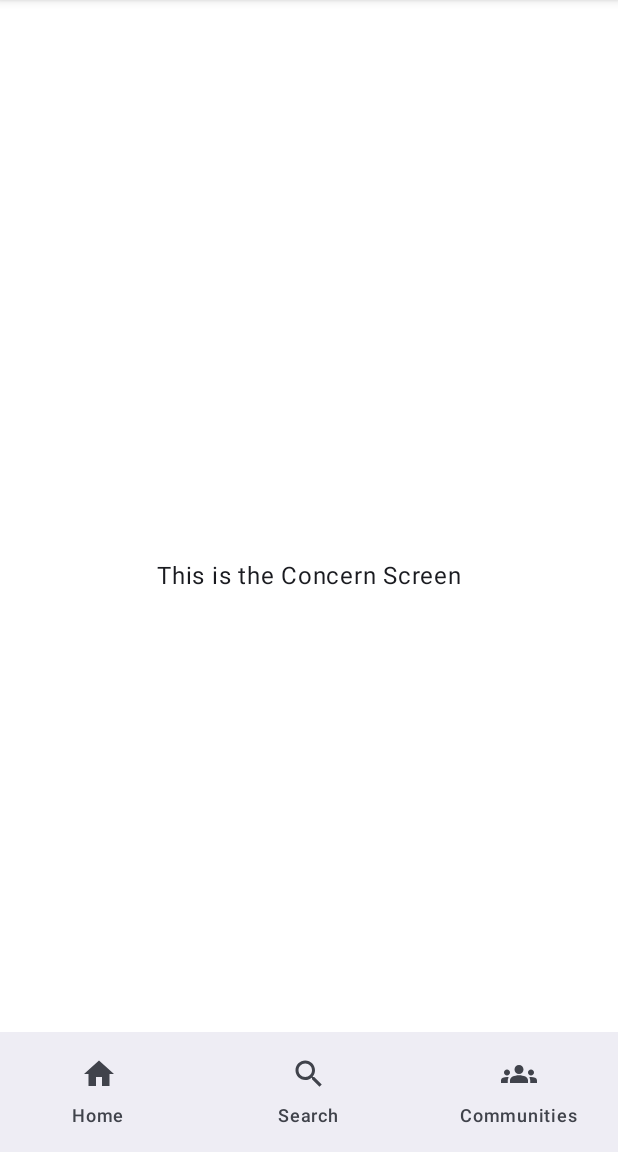
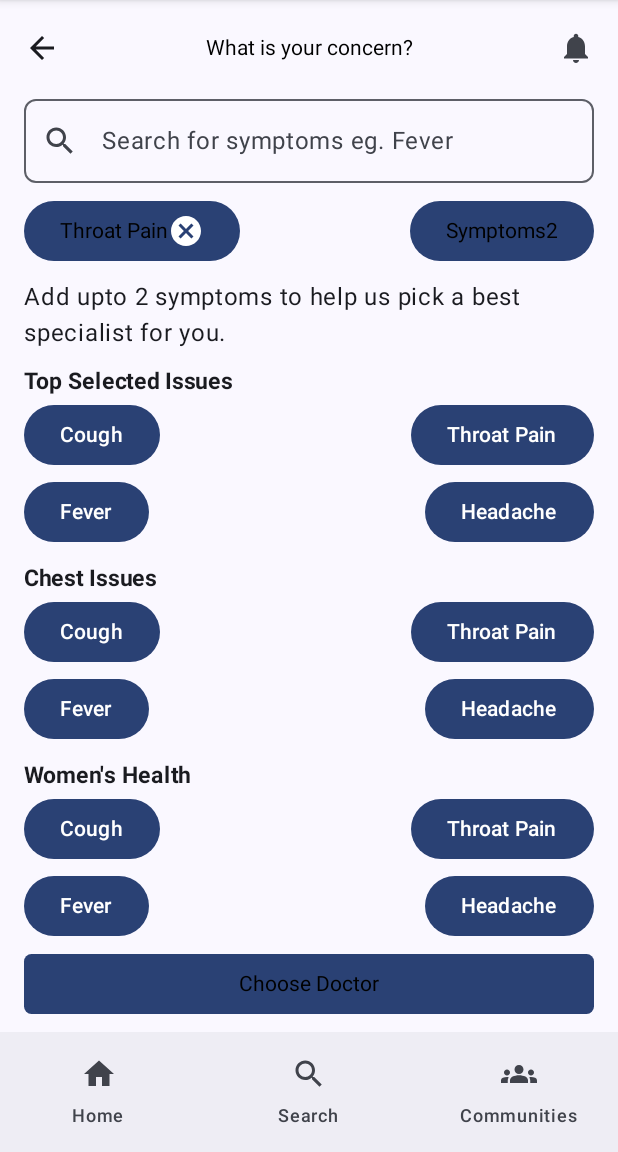
Before and after one commit to NancyN00/SaveTogether, an Android app built with Jetpack Compose: the AppBottomNavigation screen opened through its navigation route, after a tap on "Quick Consult", on a phone screen of 412 x 824 dp, the part 84-1236 px from its top. Run offline under Robolectric (Android 15) with nearby library versions, the phone set to English and light mode, and no system bars.

Commit message:
"navigate to choose doctor screen"

```diff
--- a/app/src/main/java/com/example/savetogether/components/authcomponents/ButtonContent.kt
+++ b/app/src/main/java/com/example/savetogether/components/authcomponents/ButtonContent.kt
@@ -20,7 +20,8 @@ fun ButtonContent(
         onClick =  onClick,
         modifier = modifier.fillMaxWidth()
             .height(40.dp),
-        shape = RoundedCornerShape(5.dp)
+        shape = RoundedCornerShape(5.dp),
+
           //  .background(MaterialTheme.colorScheme.onPrimaryContainer),
 
     ) {
--- a/app/src/main/java/com/example/savetogether/components/authcomponents/InputContent.kt
+++ b/app/src/main/java/com/example/savetogether/components/authcomponents/InputContent.kt
@@ -20,7 +20,7 @@ fun InputContent(
     leadingIcon : @Composable (() -> Unit) ? = null,
     onValueChange : (String) -> Unit
 ){
-    val borderColor = MaterialTheme.colorScheme.onPrimaryContainer.copy(.5f)
+ //   val borderColor = MaterialTheme.colorScheme.onPrimaryContainer.copy(.5f)
 
 
     OutlinedTextField(
@@ -33,10 +33,10 @@ fun InputContent(
         leadingIcon = leadingIcon,
         shape = RoundedCornerShape(8.dp),
         modifier = modifier.fillMaxWidth(),
-        colors = TextFieldDefaults.textFieldColors(
-            containerColor = borderColor,
-            unfocusedIndicatorColor = borderColor
-        )
+//        colors = TextFieldDefaults.textFieldColors(
+//            containerColor = borderColor,
+//            unfocusedIndicatorColor = borderColor
+//        )
 
         )
 
--- a/app/src/main/java/com/example/savetogether/components/yourconcerncomponents/ConcernScreen.kt
+++ /dev/null
@@ -1,27 +0,0 @@
-package com.example.savetogether.components.yourconcerncomponents
-
-import androidx.compose.foundation.layout.Column
-import androidx.compose.foundation.layout.fillMaxSize
-import androidx.compose.material3.Scaffold
-import androidx.compose.material3.TopAppBar
-import androidx.compose.runtime.Composable
-import androidx.compose.ui.Modifier
-
-@Composable
-fun ConcernScreen(){
-
-    Scaffold(
-        topBar = {
-            TopAppBar(title = { /*TODO*/ })
-        }
-    ) {
-
-    }
-    Column(
-        modifier = Modifier.fillMaxSize()
-        //remember to add the vertical scroll state.
-    ){
-
-
-    }
-}
--- /dev/null
+++ b/app/src/main/java/com/example/savetogether/components/yourconcerncomponents/ConcernScreenDetails.kt
@@ -0,0 +1,107 @@
+package com.example.savetogether.components.yourconcerncomponents
+
+import androidx.compose.foundation.layout.Spacer
+import androidx.compose.foundation.layout.height
+import androidx.compose.material.icons.Icons
+import androidx.compose.material.icons.filled.Search
+import androidx.compose.material3.Icon
+import androidx.compose.material3.OutlinedTextField
+import androidx.compose.material3.Text
+import androidx.compose.runtime.Composable
+import androidx.compose.runtime.getValue
+import androidx.compose.runtime.mutableStateOf
+import androidx.compose.runtime.remember
+import androidx.compose.runtime.setValue
+import androidx.compose.ui.Modifier
+import androidx.compose.ui.res.stringResource
+import androidx.compose.ui.tooling.preview.Preview
+import androidx.compose.ui.unit.dp
+import androidx.navigation.NavController
+import androidx.navigation.NavHostController
+import com.example.savetogether.R
+import com.example.savetogether.components.authcomponents.ButtonContent
+import com.example.savetogether.navigation.Screens
+
+@Composable
+fun ConcernScreenDetails(navController: NavHostController) {
+
+    var search by remember {
+        mutableStateOf("")
+    }
+
+    SearchContext(
+        value = search,
+        placeholder = "Search for symptoms eg. Fever",
+        onValueChange = { search = it },
+        leadingIcon = {
+            Icon(
+                imageVector = Icons.Default.Search,
+                contentDescription = "Search icon"
+            )
+        }
+    )
+
+    Spacer(modifier = Modifier.height(8.dp))
+
+
+    SymptomsButtons(
+        text1 = stringResource(R.string.throat_pain),
+        text2 = stringResource(R.string.symptoms2)
+    ) {}
+
+
+    Spacer(modifier = Modifier.height(8.dp))
+
+    Text(text = stringResource(R.string.add_upto_2_symptoms_to_help_us_n_pick_a_best_specialist_for_you))
+
+    Spacer(modifier = Modifier.height(8.dp))
+
+    IssuesButtons(
+        modifier = Modifier,
+        issueText = "Top Selected Issues",
+        text1 = "Cough",
+        text2 = "Throat Pain",
+        text3 = "Fever",
+        text4 = "Headache"
+    ) {}
+
+    Spacer(modifier = Modifier.height(8.dp))
+
+    IssuesButtons(
+        modifier = Modifier,
+        issueText = "Chest Issues",
+        text1 = "Cough",
+        text2 = "Throat Pain",
+        text3 = "Fever",
+        text4 = "Headache"
+    ) {}
+
+    Spacer(modifier = Modifier.height(8.dp))
+
+
+    IssuesButtons(
+        modifier = Modifier,
+        issueText = "Women's Health",
+        text1 = "Cough",
+        text2 = "Throat Pain",
+        text3 = "Fever",
+        text4 = "Headache"
+    ) {}
+
+    Spacer(modifier = Modifier.height(8.dp))
+
+    ButtonContent(onClick = {
+                            navController.navigate(Screens.ChooseDoctorScreen.name)
+
+
+    },
+        btnText = stringResource(R.string.choose_doctor))
+
+
+}
+
+@Preview
+@Composable
+fun ConcernScreenPreview() {
+
+}
--- a/app/src/main/java/com/example/savetogether/components/yourconcerncomponents/IssuesButtons.kt
+++ b/app/src/main/java/com/example/savetogether/components/yourconcerncomponents/IssuesButtons.kt
@@ -1 +1,68 @@
 package com.example.savetogether.components.yourconcerncomponents
+
+import androidx.compose.foundation.layout.Arrangement
+import androidx.compose.foundation.layout.Column
+import androidx.compose.foundation.layout.Row
+import androidx.compose.foundation.layout.Spacer
+import androidx.compose.foundation.layout.fillMaxWidth
+import androidx.compose.foundation.layout.height
+import androidx.compose.material3.Button
+import androidx.compose.material3.Text
+import androidx.compose.runtime.Composable
+import androidx.compose.ui.Modifier
+import androidx.compose.ui.text.font.FontWeight
+import androidx.compose.ui.unit.dp
+import androidx.compose.ui.unit.sp
+
+@Composable
+fun IssuesButtons(
+    modifier: Modifier,
+    issueText: String,
+    text1: String,
+    text2: String,
+    text3: String,
+    text4: String,
+    onClick : () -> Unit
+){
+    Column(modifier = Modifier.fillMaxWidth()) {
+
+        Text(text = issueText,
+            modifier = Modifier.fillMaxWidth(),
+            fontWeight = FontWeight.Bold,
+            fontSize = 15.sp
+        )
+
+        Row (modifier = Modifier.fillMaxWidth(),
+            horizontalArrangement = Arrangement.SpaceBetween,
+
+            ){
+            Button(onClick = onClick) {
+
+                Text(text = text1)
+            }
+
+            Button(onClick = onClick) {
+
+                Text(text = text2)
+            }
+
+        }
+
+        Spacer(modifier = Modifier.height(3.dp))
+
+        Row(modifier = Modifier.fillMaxWidth(),
+            horizontalArrangement = Arrangement.SpaceBetween){
+
+            Button(onClick = onClick) {
+
+                Text(text = text3)
+            }
+
+            Button(onClick = onClick) {
+
+                Text(text = text4)
+            }
+        }
+
+    }
+}
--- /dev/null
+++ b/app/src/main/java/com/example/savetogether/components/yourconcerncomponents/SearchContext.kt
@@ -0,0 +1,32 @@
+package com.example.savetogether.components.yourconcerncomponents
+
+import androidx.compose.foundation.layout.fillMaxWidth
+import androidx.compose.foundation.shape.RoundedCornerShape
+import androidx.compose.material3.ExperimentalMaterial3Api
+import androidx.compose.material3.OutlinedTextField
+import androidx.compose.material3.Text
+import androidx.compose.runtime.Composable
+import androidx.compose.ui.Modifier
+import androidx.compose.ui.unit.dp
+
+@OptIn(ExperimentalMaterial3Api::class)
+@Composable
+fun SearchContext(
+    modifier: Modifier = Modifier,
+    value: String,
+    placeholder: String,
+    leadingIcon: @Composable (() -> Unit)? = null,
+    onValueChange: (String) -> Unit
+
+) {
+    OutlinedTextField(value = value,
+        onValueChange = onValueChange,
+        placeholder = {
+            Text(text = placeholder)
+        },
+        leadingIcon = leadingIcon,
+        shape = RoundedCornerShape(8.dp),
+        modifier = modifier.fillMaxWidth(),
+        )
+
+}
--- /dev/null
+++ b/app/src/main/java/com/example/savetogether/components/yourconcerncomponents/SymptomButtons.kt
@@ -0,0 +1,84 @@
+package com.example.savetogether.components.yourconcerncomponents
+
+import androidx.compose.foundation.layout.Arrangement
+import androidx.compose.foundation.layout.Row
+import androidx.compose.foundation.layout.fillMaxSize
+import androidx.compose.foundation.layout.fillMaxWidth
+import androidx.compose.material.Text
+import androidx.compose.material.icons.Icons
+import androidx.compose.material.icons.filled.Cancel
+import androidx.compose.material3.Button
+import androidx.compose.material3.Icon
+import androidx.compose.runtime.Composable
+import androidx.compose.ui.Modifier
+import androidx.compose.ui.draw.drawWithContent
+import androidx.compose.ui.graphics.Color
+import androidx.compose.ui.graphics.Path
+import androidx.compose.ui.unit.Dp
+import androidx.compose.ui.unit.dp
+
+@Composable
+fun SymptomsButtons(
+    text1: String,
+    text2 : String,
+    onClick :() -> Unit
+){
+    Row(
+        modifier = Modifier.fillMaxWidth(),
+        horizontalArrangement = Arrangement.SpaceBetween
+    ){
+        Button(onClick = onClick) {
+            Text(text = text1)
+            Icon(imageVector = Icons.Default.Cancel, contentDescription = "Cancel icon" )
+        }
+        Button(onClick = onClick) {
+            Text(text = text2)
+
+        }
+
+
+    }
+}
+
+//@Composable
+//fun DottedButton(
+//    text : String,
+//    onClick: () -> Unit,
+//    modifier: Modifier = Modifier,
+//    contentPadding : PaddingValues = PaddingValues(8.dp)
+//){
+//    Button(onClick = onClick,
+//        modifier = Modifier
+//            .defaultMinSize(minWidth = 100.dp, minHeight = 50.dp)
+//            .padding(8.dp)
+//
+//
+//
+//        ) {
+//        Text(text = text)
+//
+//    }
+
+
+
+
+
+//@Composable
+//fun DottedOutlineModifier(color: Color = Color.Black, width: Dp = 2.dp) = Modifier.then(
+//    Modifier.drawWithContent {
+//        val canvas = drawContext.canvas
+//        val size = size
+//        val path = Path().apply {
+//            moveTo(0f, 0f)
+//            lineTo(size.width, 0f)
+//            lineTo(size.width, size.height)
+//            lineTo(0f, size.height)
+//            close()
+//        }
+//        drawPath(
+//            path = path,
+//            color = color,
+//         //   style = Stroke(width = width, cap = StrokeCap.Round, dashPathEffect = PathEffect.dashPathEffect(floatArrayOf(5f, 5f), 0f))
+//        )
+//    }
+//)
--- a/app/src/main/java/com/example/savetogether/navigation/AppBottomNavigation.kt
+++ b/app/src/main/java/com/example/savetogether/navigation/AppBottomNavigation.kt
@@ -76,7 +76,7 @@ fun AppBottomNavigation(){
             }
 
             composable(route = Screens.ConcernScreen.name){
-                ConcernScreen()
+                ConcernScreen(navController)
             }
 
             composable(route = Screens.ChooseDoctorScreen.name){
--- a/app/src/main/java/com/example/savetogether/screens/ConcernScreen.kt
+++ b/app/src/main/java/com/example/savetogether/screens/ConcernScreen.kt
@@ -1,20 +1,87 @@
 package com.example.savetogether.screens
 
+import android.annotation.SuppressLint
 import androidx.compose.foundation.layout.Box
+import androidx.compose.foundation.layout.Column
+import androidx.compose.foundation.layout.Spacer
 import androidx.compose.foundation.layout.fillMaxSize
+import androidx.compose.foundation.layout.fillMaxWidth
+import androidx.compose.foundation.layout.height
+import androidx.compose.foundation.layout.padding
+import androidx.compose.material.icons.Icons
+import androidx.compose.material.icons.filled.ArrowBack
+import androidx.compose.material.icons.filled.Notifications
+import androidx.compose.material3.ExperimentalMaterial3Api
+import androidx.compose.material3.Icon
+import androidx.compose.material3.IconButton
+import androidx.compose.material3.Scaffold
 import androidx.compose.material3.Text
+import androidx.compose.material3.TopAppBar
 import androidx.compose.runtime.Composable
 import androidx.compose.ui.Alignment
 import androidx.compose.ui.Modifier
+import androidx.compose.ui.res.stringResource
+import androidx.compose.ui.text.style.TextAlign
+import androidx.compose.ui.unit.dp
+import androidx.navigation.NavHostController
+import com.example.savetogether.R
+import com.example.savetogether.components.yourconcerncomponents.ConcernScreenDetails
+import com.example.savetogether.navigation.Screens
 
+@OptIn(ExperimentalMaterial3Api::class)
+@SuppressLint("UnusedMaterial3ScaffoldPaddingParameter")
 @Composable
-fun ConcernScreen(){
-    Box (modifier = Modifier.fillMaxSize(),
-        contentAlignment = Alignment.Center
+fun ConcernScreen(navController: NavHostController) {
 
-    ){
-        Text(text = "This is the Concern Screen")
+    Scaffold(
+        topBar = {
+            TopAppBar(
+                title = {
+                    androidx.compose.material.Text(
+                        text = "What is your concern?",
+                        textAlign = TextAlign.Center,
+                        modifier = Modifier.fillMaxWidth()
+                    )
+
+                },
+                navigationIcon = {
+                    IconButton(onClick = { navController.navigate(Screens.HomeScreen.name) }) {
+                        Icon(
+                            imageVector = Icons.Default.ArrowBack,
+                            contentDescription = stringResource(
+                                R.string.arrow_back_icon
+                            )
+                        )
+                    }
+
+                },
+                actions = {
+                    IconButton(onClick = { /*TODO*/ }) {
+                        Icon(
+                            imageVector = Icons.Default.Notifications,
+                            contentDescription = "Notification Icon"
+                        )
+
+                    }
+                }
 
 
+            )
+        }
+    ) {
+        Column(
+            modifier = Modifier
+                .padding(16.dp)
+
+            //remember to add the vertical scroll state.
+        ) {
+
+            Spacer(modifier = Modifier.height(50.dp))
+
+            ConcernScreenDetails(navController)
+
+        }
+
     }
+
 }
--- a/app/src/main/res/values/strings.xml
+++ b/app/src/main/res/values/strings.xml
@@ -21,4 +21,9 @@
     <string name="if_you_already_have_an_account">If you already have an account,</string>
     <string name="your_email_or_username">Your Email or Username</string>
     <string name="daily_report">Daily Report</string>
+    <string name="arrow_back_icon">Arrow back icon</string>
+    <string name="symptoms2">Symptoms2</string>
+    <string name="throat_pain">Throat Pain</string>
+    <string name="add_upto_2_symptoms_to_help_us_n_pick_a_best_specialist_for_you">Add upto 2 symptoms to help us pick a best specialist for you.</string>
+    <string name="choose_doctor">Choose Doctor</string>
 </resources>
```
